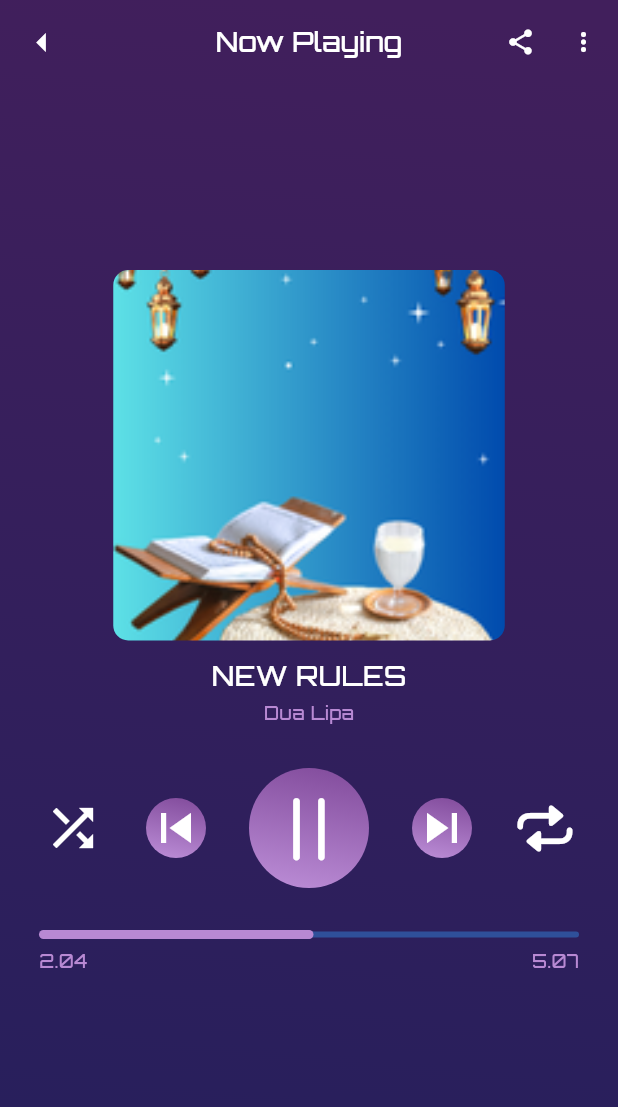
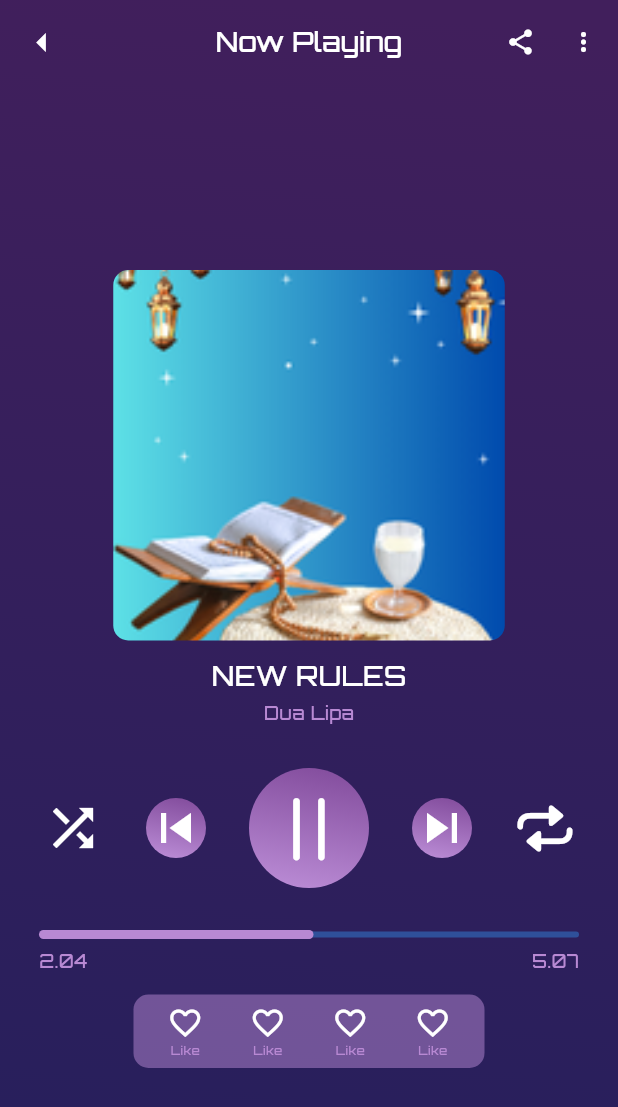
Before and after one commit to EngMohamed3382/music_app, a Flutter app: the PlayMusicScreen screen opened by its route, on a phone screen of 412 x 824 dp. Shown: the top 1107 px of the screen. Run offline on Flutter 3.47's test engine with Material 3 defaults, Android fonts, the phone set to English and light mode, and no system bars.

Commit message:
Part 35 design Play Page Part 10 Make Custom Tools Play Music

```diff
--- a/lib/core/resources/font_managers.dart
+++ b/lib/core/resources/font_managers.dart
@@ -3,10 +3,12 @@ class FontsManagers{
   static const String orbitronPath = "assets/fonts/Orbitron/Orbitron-Regular.ttf";
 }
 class FontSizeManagers{
+  static const double f8 = 8;
   static const double f12 = 12;
   static const double f15 = 15;
   static const double f18 = 18;
   static const double f20 = 20;
+  static const double f24 = 24;
   static const double f30 = 30;
   static const double f40 = 40;
   static const double f50 = 50;
--- a/lib/core/resources/padding_value.dart
+++ b/lib/core/resources/padding_value.dart
@@ -11,4 +11,5 @@ class PaddingValue{
   static const double p58 =58;
   static const double p70 =70;
   static const double p78 =78;
+  static const double p89 =89;
 }
--- a/lib/features/play_music/screens/play_music_screen.dart
+++ b/lib/features/play_music/screens/play_music_screen.dart
@@ -5,6 +5,7 @@ import 'package:music_app/core/resources/height_values_managers.dart';
 import 'package:music_app/features/play_music/widgets/custom_app_bar_play_music_screen.dart';
 import 'package:music_app/features/play_music/widgets/custom_button_controller_play_music.dart';
 import 'package:music_app/features/play_music/widgets/custom_songs_details_play_music_screen.dart';
+import 'package:music_app/features/play_music/widgets/custom_tools_play_music.dart';
 
 class PlayMusicScreen extends StatelessWidget {
   const PlayMusicScreen({super.key});
@@ -42,6 +43,7 @@ class PlayMusicScreen extends StatelessWidget {
 
                   },
                 ),
+                CustomToolsPlayMusic(),
               ],
             ),
           ),
--- /dev/null
+++ b/lib/features/play_music/widgets/custom_tools_play_music.dart
@@ -0,0 +1,55 @@
+import 'package:flutter/material.dart';
+import 'package:music_app/core/resources/color_managers.dart';
+import 'package:music_app/core/resources/font_managers.dart';
+import 'package:music_app/core/resources/padding_value.dart';
+import 'package:music_app/core/resources/radius_values_managers.dart';
+
+class CustomToolsPlayMusic extends StatelessWidget {
+  const CustomToolsPlayMusic({
+    super.key,
+  });
+
+  @override
+  Widget build(BuildContext context) {
+    return Container(
+      padding: EdgeInsets.all(PaddingValue.p7),
+      decoration: ShapeDecoration(
+        shape: RoundedRectangleBorder(
+            borderRadius: BorderRadius.circular(RadiusValuesManagers.r10)
+        ),
+        color: ColorManagers.kLightPurple.withValues(alpha: 0.50),
+      ),
+      margin: EdgeInsets.symmetric(horizontal: PaddingValue.p89,vertical: PaddingValue.p7),
+
+      child: Row(
+        mainAxisAlignment: MainAxisAlignment.spaceAround,
+        children: [
+          Column(
+            children: [
+              Icon(Icons.favorite_border,color: ColorManagers.kWhite,size: FontSizeManagers.f24),
+              Text("Like", style: TextStyle(color: ColorManagers.kLightPurple,fontSize: FontSizeManagers.f8, fontWeight: FontWeight.w500),),
+            ],
+          ),
+          Column(
+            children: [
+              Icon(Icons.favorite_border,color: ColorManagers.kWhite,size: FontSizeManagers.f24),
+              Text("Like", style: TextStyle(color: ColorManagers.kLightPurple,fontSize: FontSizeManagers.f8, fontWeight: FontWeight.w500),),
+            ],
+          ),
+          Column(
+            children: [
+              Icon(Icons.favorite_border,color: ColorManagers.kWhite,size: FontSizeManagers.f24),
+              Text("Like", style: TextStyle(color: ColorManagers.kLightPurple,fontSize: FontSizeManagers.f8, fontWeight: FontWeight.w500),),
+            ],
+          ),
+          Column(
+            children: [
+              Icon(Icons.favorite_border,color: ColorManagers.kWhite,size: FontSizeManagers.f24),
+              Text("Like", style: TextStyle(color: ColorManagers.kLightPurple,fontSize: FontSizeManagers.f8, fontWeight: FontWeight.w500),),
+            ],
+          ),
+        ],
+      ),
+    );
+  }
+}
```
